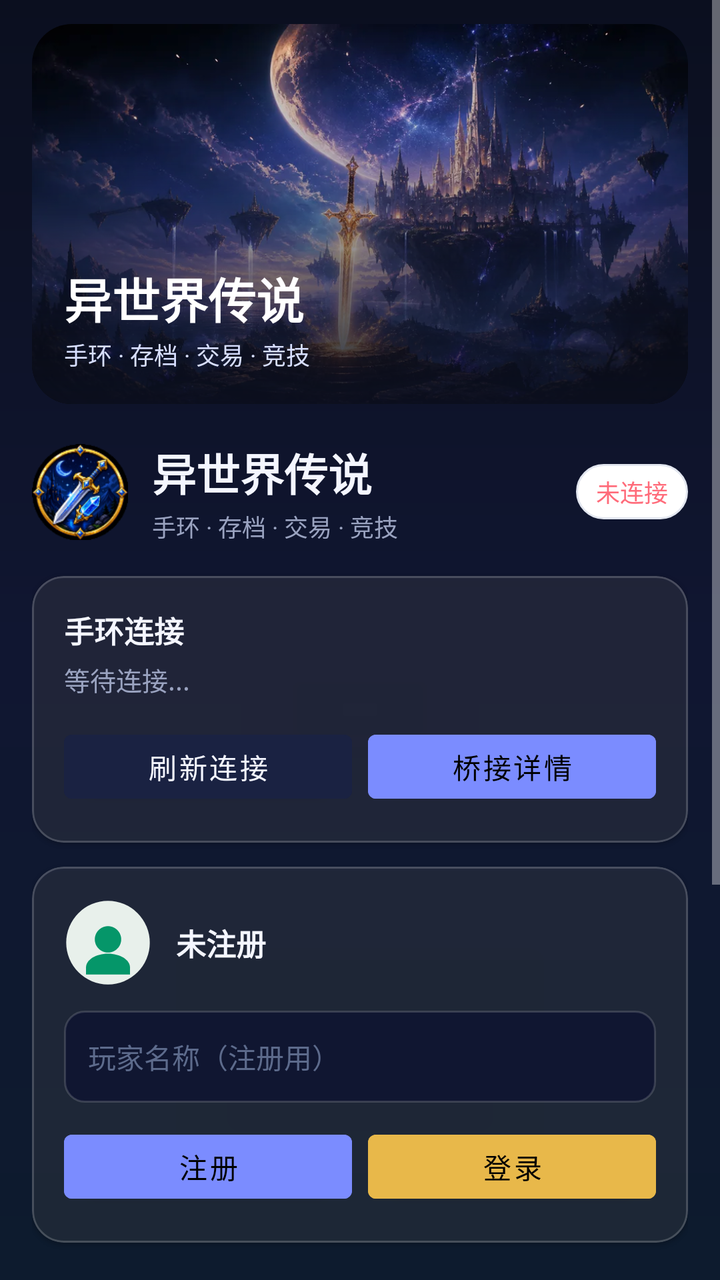
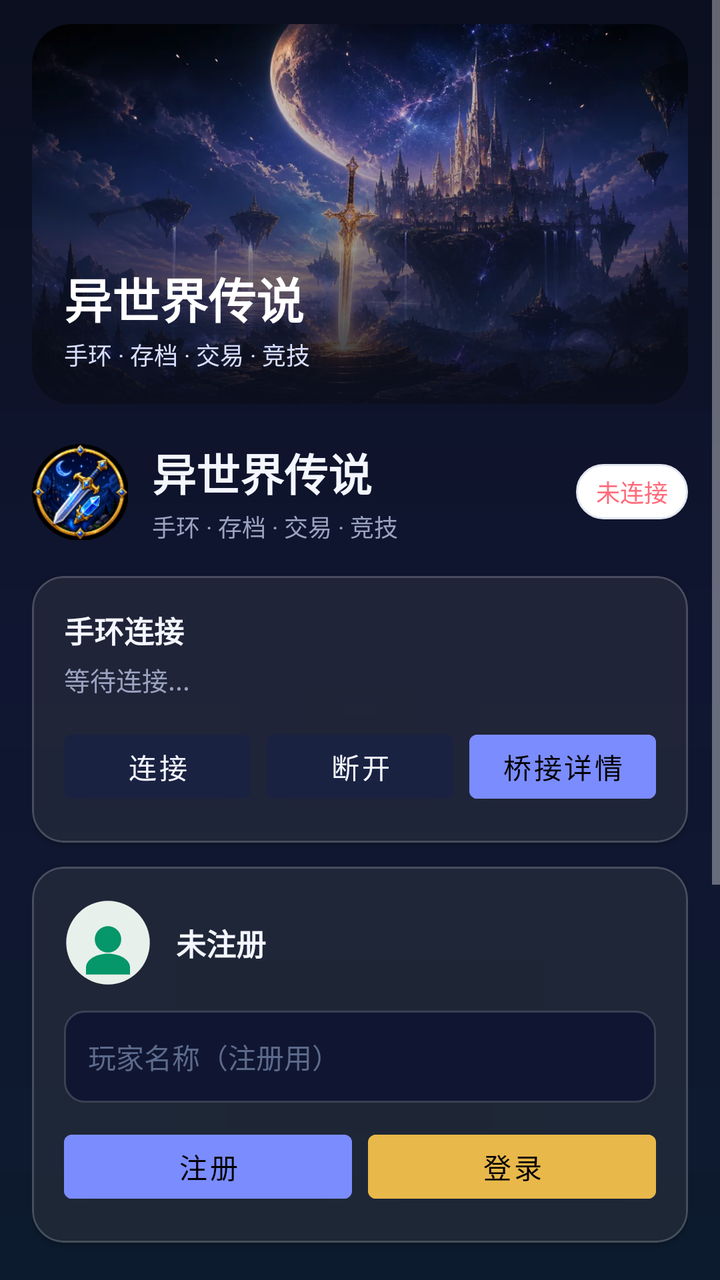

Before-and-after screenshots of an Android layout around one commit, followed by the original layout XML and the change that was made.
<!-- AndroidManifest.xml: application theme Theme.Yishijie -->
<!-- res/layout/fragment_home.xml -->
<?xml version="1.0" encoding="utf-8"?>
<ScrollView xmlns:android="http://schemas.android.com/apk/res/android"
    xmlns:app="http://schemas.android.com/apk/res-auto"
    android:layout_width="match_parent"
    android:layout_height="match_parent"
    android:background="@drawable/bg_app"
    android:fillViewport="true">

    <LinearLayout
        android:layout_width="match_parent"
        android:layout_height="wrap_content"
        android:orientation="vertical"
        android:paddingStart="16dp"
        android:paddingEnd="16dp"
        android:paddingBottom="24dp">

        
        <com.google.android.material.card.MaterialCardView
            android:layout_width="match_parent"
            android:layout_height="190dp"
            app:cardCornerRadius="20dp"
            app:cardElevation="0dp"
            app:cardBackgroundColor="@color/background"
            android:layout_marginTop="12dp">

            <ImageView
                android:layout_width="match_parent"
                android:layout_height="match_parent"
                android:scaleType="centerCrop"
                android:src="@drawable/bg_hero_home"
                android:contentDescription="异世界传说主视觉" />

            <LinearLayout
                android:layout_width="match_parent"
                android:layout_height="match_parent"
                android:background="@drawable/bg_hero_overlay"
                android:orientation="vertical"
                android:gravity="bottom"
                android:padding="16dp">

                <TextView
                    android:layout_width="wrap_content"
                    android:layout_height="wrap_content"
                    android:text="异世界传说"
                    android:textSize="24sp"
                    android:textColor="#FFFFFF"
                    android:textStyle="bold" />

                <TextView
                    android:layout_width="wrap_content"
                    android:layout_height="wrap_content"
                    android:text="手环 · 存档 · 交易 · 竞技"
                    android:textSize="12sp"
                    android:textColor="#D8DFFF"
                    android:layout_marginTop="2dp" />
            </LinearLayout>
        </com.google.android.material.card.MaterialCardView>

        
        <LinearLayout
            android:layout_width="match_parent"
            android:layout_height="wrap_content"
            android:orientation="horizontal"
            android:gravity="center_vertical"
            android:paddingTop="18dp"
            android:paddingBottom="16dp">

            <ImageView
                android:layout_width="48dp"
                android:layout_height="48dp"
                android:src="@drawable/logo"
                android:contentDescription="logo" />

            <LinearLayout
                android:layout_width="0dp"
                android:layout_height="wrap_content"
                android:layout_weight="1"
                android:orientation="vertical"
                android:layout_marginStart="12dp">

                <TextView
                    android:layout_width="wrap_content"
                    android:layout_height="wrap_content"
                    android:text="异世界传说"
                    android:textSize="22sp"
                    android:textColor="@color/text_primary"
                    android:textStyle="bold" />

                <TextView
                    android:layout_width="wrap_content"
                    android:layout_height="wrap_content"
                    android:text="手环 · 存档 · 交易 · 竞技"
                    android:textSize="12sp"
                    android:textColor="@color/text_secondary"
                    android:layout_marginTop="2dp" />
            </LinearLayout>

            <TextView
                android:id="@+id/tvConnStatus"
                android:layout_width="wrap_content"
                android:layout_height="wrap_content"
                android:text="未连接"
                android:textSize="12sp"
                android:textColor="@color/error"
                android:paddingStart="10dp"
                android:paddingEnd="10dp"
                android:paddingTop="5dp"
                android:paddingBottom="5dp"
                android:background="@drawable/bg_status_pill" />
        </LinearLayout>

        
        <com.google.android.material.card.MaterialCardView
            android:layout_width="match_parent"
            android:layout_height="wrap_content"
            app:cardBackgroundColor="@color/glass_card"
            app:cardCornerRadius="16dp"
            app:cardElevation="1dp"
            app:strokeColor="@color/glass_border"
            app:strokeWidth="1dp">

            <LinearLayout
                android:layout_width="match_parent"
                android:layout_height="wrap_content"
                android:orientation="vertical"
                android:padding="16dp">

                <TextView
                    android:layout_width="wrap_content"
                    android:layout_height="wrap_content"
                    android:text="手环连接"
                    android:textSize="15sp"
                    android:textColor="@color/text_primary"
                    android:textStyle="bold" />

                <TextView
                    android:id="@+id/tvConnDetail"
                    android:layout_width="match_parent"
                    android:layout_height="wrap_content"
                    android:text="等待连接..."
                    android:textSize="13sp"
                    android:textColor="@color/text_secondary"
                    android:layout_marginTop="4dp"
                    android:layout_marginBottom="12dp" />

                <LinearLayout
                    android:layout_width="match_parent"
                    android:layout_height="wrap_content"
                    android:orientation="horizontal">

                    <Button
                        android:id="@+id/btnRefreshConn"
                        android:layout_width="0dp"
                        android:layout_height="44dp"
                        android:layout_weight="1"
                        android:text="刷新连接"
                        android:textSize="14sp"
                        android:backgroundTint="@color/surface_light"
                        android:textColor="@color/text_primary"
                        android:layout_marginEnd="8dp" />

                    <Button
                        android:id="@+id/btnBridge"
                        android:layout_width="0dp"
                        android:layout_height="44dp"
                        android:layout_weight="1"
                        android:text="桥接详情"
                        android:textSize="14sp"
                        android:backgroundTint="@color/primary" />
                </LinearLayout>
            </LinearLayout>
        </com.google.android.material.card.MaterialCardView>

        
        <com.google.android.material.card.MaterialCardView
            android:layout_width="match_parent"
            android:layout_height="wrap_content"
            app:cardBackgroundColor="@color/glass_card"
            app:cardCornerRadius="16dp"
            app:cardElevation="1dp"
            app:strokeColor="@color/glass_border"
            app:strokeWidth="1dp"
            android:layout_marginTop="12dp">

            <LinearLayout
                android:layout_width="match_parent"
                android:layout_height="wrap_content"
                android:orientation="vertical"
                android:padding="16dp">

                <LinearLayout
                    android:layout_width="match_parent"
                    android:layout_height="wrap_content"
                    android:orientation="horizontal"
                    android:gravity="center_vertical">

                    <ImageView
                        android:layout_width="44dp"
                        android:layout_height="44dp"
                        android:src="@drawable/ic_avatar_default"
                        android:contentDescription="头像" />

                    <TextView
                        android:id="@+id/tvAccount"
                        android:layout_width="0dp"
                        android:layout_height="wrap_content"
                        android:layout_weight="1"
                        android:text="未注册"
                        android:textSize="15sp"
                        android:textColor="@color/text_primary"
                        android:textStyle="bold"
                        android:layout_marginStart="12dp" />
                </LinearLayout>

                <EditText
                    android:id="@+id/etName"
                    android:layout_width="match_parent"
                    android:layout_height="46dp"
                    android:hint="玩家名称（注册用）"
                    android:textSize="14sp"
                    android:textColor="@color/text_primary"
                    android:textColorHint="@color/text_hint"
                    android:background="@drawable/bg_input"
                    android:paddingHorizontal="12dp"
                    android:inputType="text"
                    android:layout_marginTop="12dp" />

                <LinearLayout
                    android:layout_width="match_parent"
                    android:layout_height="wrap_content"
                    android:orientation="horizontal"
                    android:layout_marginTop="10dp">

                    <Button
                        android:id="@+id/btnRegister"
                        android:layout_width="0dp"
                        android:layout_height="44dp"
                        android:layout_weight="1"
                        android:text="注册"
                        android:textSize="14sp"
                        android:backgroundTint="@color/primary"
                        android:layout_marginEnd="8dp" />

                    <Button
                        android:id="@+id/btnLogin"
                        android:layout_width="0dp"
                        android:layout_height="44dp"
                        android:layout_weight="1"
                        android:text="登录"
                        android:textSize="14sp"
                        android:backgroundTint="@color/accent" />
                </LinearLayout>
            </LinearLayout>
        </com.google.android.material.card.MaterialCardView>

        
        <TextView
            android:layout_width="wrap_content"
            android:layout_height="wrap_content"
            android:text="功能"
            android:textSize="13sp"
            android:textColor="@color/text_secondary"
            android:textStyle="bold"
            android:letterSpacing="0.06"
            android:layout_marginTop="20dp"
            android:layout_marginBottom="10dp" />

        <LinearLayout
            android:layout_width="match_parent"
            android:layout_height="wrap_content"
            android:orientation="horizontal">

            <com.google.android.material.card.MaterialCardView
                android:id="@+id/btnSave"
                android:layout_width="0dp"
                android:layout_height="96dp"
                android:layout_weight="1"
                android:layout_marginEnd="8dp"
                app:cardBackgroundColor="@color/glass_card"
                app:cardCornerRadius="16dp"
                app:cardElevation="1dp"
                app:strokeColor="@color/glass_border"
                app:strokeWidth="1dp"
                android:clickable="true"
                android:focusable="true">

                <LinearLayout
                    android:layout_width="match_parent"
                    android:layout_height="match_parent"
                    android:orientation="vertical"
                    android:gravity="center">

                    <ImageView
                        android:layout_width="32dp"
                        android:layout_height="32dp"
                        android:src="@drawable/upgrade"
                        android:contentDescription="存档" />

                    <TextView
                        android:layout_width="wrap_content"
                        android:layout_height="wrap_content"
                        android:text="存档管理"
                        android:textSize="14sp"
                        android:textColor="@color/text_primary"
                        android:textStyle="bold"
                        android:layout_marginTop="8dp" />
                </LinearLayout>
            </com.google.android.material.card.MaterialCardView>

            <com.google.android.material.card.MaterialCardView
                android:id="@+id/btnExchange"
                android:layout_width="0dp"
                android:layout_height="96dp"
                android:layout_weight="1"
                app:cardBackgroundColor="@color/glass_card"
                app:cardCornerRadius="16dp"
                app:cardElevation="1dp"
                app:strokeColor="@color/glass_border"
                app:strokeWidth="1dp"
                android:clickable="true"
                android:focusable="true">

                <LinearLayout
                    android:layout_width="match_parent"
                    android:layout_height="match_parent"
                    android:orientation="vertical"
                    android:gravity="center">

                    <ImageView
                        android:layout_width="32dp"
                        android:layout_height="32dp"
                        android:src="@drawable/shop"
                        android:contentDescription="交易所" />

                    <TextView
                        android:layout_width="wrap_content"
                        android:layout_height="wrap_content"
                        android:text="交易所"
                        android:textSize="14sp"
                        android:textColor="@color/text_primary"
                        android:textStyle="bold"
                        android:layout_marginTop="8dp" />
                </LinearLayout>
            </com.google.android.material.card.MaterialCardView>
        </LinearLayout>

        <LinearLayout
            android:layout_width="match_parent"
            android:layout_height="wrap_content"
            android:orientation="horizontal"
            android:layout_marginTop="8dp">

            <com.google.android.material.card.MaterialCardView
                android:id="@+id/btnAnnouncements"
                android:layout_width="0dp"
                android:layout_height="96dp"
                android:layout_weight="1"
                android:layout_marginEnd="8dp"
                app:cardBackgroundColor="@color/glass_card"
                app:cardCornerRadius="16dp"
                app:cardElevation="1dp"
                app:strokeColor="@color/glass_border"
                app:strokeWidth="1dp"
                android:clickable="true"
                android:focusable="true">

                <LinearLayout
                    android:layout_width="match_parent"
                    android:layout_height="match_parent"
                    android:orientation="vertical"
                    android:gravity="center">

                    <ImageView
                        android:layout_width="32dp"
                        android:layout_height="32dp"
                        android:src="@drawable/mail"
                        android:contentDescription="公告" />

                    <TextView
                        android:layout_width="wrap_content"
                        android:layout_height="wrap_content"
                        android:text="公告"
                        android:textSize="14sp"
                        android:textColor="@color/text_primary"
                        android:textStyle="bold"
                        android:layout_marginTop="8dp" />
                </LinearLayout>
            </com.google.android.material.card.MaterialCardView>

            <com.google.android.material.card.MaterialCardView
                android:id="@+id/btnRecharge"
                android:layout_width="0dp"
                android:layout_height="96dp"
                android:layout_weight="1"
                app:cardBackgroundColor="@color/glass_card"
                app:cardCornerRadius="16dp"
                app:cardElevation="1dp"
                app:strokeColor="@color/glass_border"
                app:strokeWidth="1dp"
                android:clickable="true"
                android:focusable="true">

                <LinearLayout
                    android:layout_width="match_parent"
                    android:layout_height="match_parent"
                    android:orientation="vertical"
                    android:gravity="center">

                    <ImageView
                        android:layout_width="32dp"
                        android:layout_height="32dp"
                        android:src="@drawable/gold"
                        android:contentDescription="充值" />

                    <TextView
                        android:layout_width="wrap_content"
                        android:layout_height="wrap_content"
                        android:text="充值"
                        android:textSize="14sp"
                        android:textColor="@color/text_primary"
                        android:textStyle="bold"
                        android:layout_marginTop="8dp" />
                </LinearLayout>
            </com.google.android.material.card.MaterialCardView>
        </LinearLayout>

        <TextView
            android:id="@+id/tvToast"
            android:layout_width="match_parent"
            android:layout_height="wrap_content"
            android:textSize="13sp"
            android:textColor="@color/text_secondary"
            android:paddingTop="14dp"
            android:gravity="center" />
    </LinearLayout>
</ScrollView>
<!-- resources referenced by this layout -->
<resources>
  <color name="accent">#E8B84A</color>
  <color name="background">#0B0F1F</color>
  <color name="error">#FF6B7A</color>
  <color name="glass_border">#2EFFFFFF</color>
  <color name="glass_card">#14FFFFFF</color>
  <color name="primary">#7B8CFF</color>
  <color name="surface_light">#1A2242</color>
  <color name="text_hint">#5D6B8C</color>
  <color name="text_primary">#F4F6FF</color>
  <color name="text_secondary">#9AA3C0</color>
  <!-- drawable bg_app (drawable) -->
  <?xml version="1.0" encoding="utf-8"?>
  <shape xmlns:android="http://schemas.android.com/apk/res/android" android:shape="rectangle">
      <gradient
          android:startColor="#0B0F1F"
          android:centerColor="#101631"
          android:endColor="#0D1B2E"
          android:angle="270" />
  </shape>
  <!-- drawable bg_hero_home: webp bitmap (drawable, 72750 bytes) -->
  <!-- drawable bg_hero_overlay (drawable) -->
  <?xml version="1.0" encoding="utf-8"?>
  <shape xmlns:android="http://schemas.android.com/apk/res/android" android:shape="rectangle">
      <gradient
          android:startColor="#000B0F1F"
          android:centerColor="#550B0F1F"
          android:endColor="#E60B0F1F"
          android:angle="270" />
  </shape>
  <!-- drawable bg_input (drawable) -->
  <?xml version="1.0" encoding="utf-8"?>
  <shape xmlns:android="http://schemas.android.com/apk/res/android">
      <solid android:color="@color/surface" />
      <stroke android:width="1dp" android:color="@color/surface_border" />
      <corners android:radius="10dp" />
  </shape>
  <!-- drawable bg_status_pill (drawable) -->
  <?xml version="1.0" encoding="utf-8"?>
  <shape xmlns:android="http://schemas.android.com/apk/res/android" android:shape="rectangle">
      <solid android:color="#FFFFFF" />
      <corners android:radius="18dp" />
      <stroke android:width="1dp" android:color="#E2E6EF" />
  </shape>
  <!-- drawable gold: png bitmap (drawable, 15289 bytes) -->
  <!-- drawable ic_avatar_default (drawable) -->
  <?xml version="1.0" encoding="utf-8"?>
  <vector xmlns:android="http://schemas.android.com/apk/res/android"
      android:width="80dp"
      android:height="80dp"
      android:viewportWidth="80"
      android:viewportHeight="80">
      
      <path
          android:fillColor="#E8F0EB"
          android:pathData="M40,40m-38,0a38,38 0,1 1,76 0a38,38 0,1 1,-76 0" />
      
      <path
          android:fillColor="#059669"
          android:pathData="M40,25c-6.6,0 -12,5.4 -12,12s5.4,12 12,12s12,-5.4 12,-12s-5.4,-12 -12,-12z" />
      
      <path
          android:fillColor="#059669"
          android:pathData="M40,50c-11,0 -20,5.7 -20,12.5v6.5h40v-6.5c0,-6.8 -9,-12.5 -20,-12.5z" />
  </vector>
  <!-- drawable logo: png bitmap (drawable, 22386 bytes) -->
  <!-- drawable mail: png bitmap (drawable, 11678 bytes) -->
  <!-- drawable shop: png bitmap (drawable, 12577 bytes) -->
  <!-- drawable upgrade: png bitmap (drawable, 12584 bytes) -->
  <style name="Theme.Yishijie" parent="Theme.MaterialComponents.NoActionBar">
          <item name="colorPrimary">@color/primary</item>
          <item name="colorPrimaryDark">@color/primary_dark</item>
          <item name="colorAccent">@color/accent</item>
          <item name="android:windowBackground">@color/background</item>
          <item name="android:statusBarColor">@color/background</item>
          <item name="android:navigationBarColor">@color/background</item>
          <item name="android:windowLightStatusBar">false</item>
          <item name="android:windowLightNavigationBar">false</item>
      </style>
  <color name="surface">#101631</color>
  <color name="surface_border">#26FFFFFF</color>
  <color name="primary_dark">#5A6BE8</color>
</resources>

<!-- the commit's change to res/layout/fragment_home.xml (unified diff, before → after) -->
@@ -153,7 +153,18 @@
                         android:layout_width="0dp"
                         android:layout_height="44dp"
                         android:layout_weight="1"
-                        android:text="刷新连接"
+                        android:text="连接"
+                        android:textSize="14sp"
+                        android:backgroundTint="@color/surface_light"
+                        android:textColor="@color/text_primary"
+                        android:layout_marginEnd="8dp" />
+
+                    <Button
+                        android:id="@+id/btnDisconnect"
+                        android:layout_width="0dp"
+                        android:layout_height="44dp"
+                        android:layout_weight="1"
+                        android:text="断开"
                         android:textSize="14sp"
                         android:backgroundTint="@color/surface_light"
                         android:textColor="@color/text_primary"
@@ -197,7 +208,7 @@
                     <ImageView
                         android:layout_width="44dp"
                         android:layout_height="44dp"
-                        android:src="@drawable/ic_avatar_default"
+                        app:srcCompat="@drawable/ic_avatar_default"
                         android:contentDescription="头像" />
 
                     <TextView
